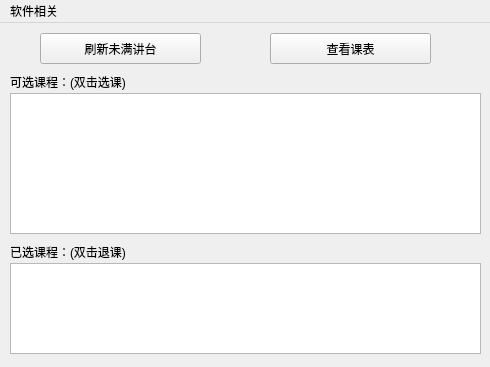
nladuo/ustb_choose_course_system, file pc/controllwindow.ui: the form before one commit.
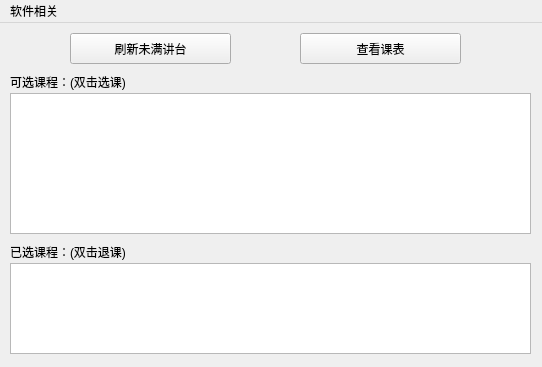
The form after the commit. Icons and pictures are not drawn.

```diff
--- a/pc/controllwindow.ui
+++ b/pc/controllwindow.ui
@@ -6,7 +6,7 @@
    <rect>
     <x>0</x>
     <y>0</y>
-    <width>490</width>
+    <width>542</width>
     <height>367</height>
    </rect>
   </property>
@@ -21,7 +21,7 @@
    <widget class="QPushButton" name="searchClassBtn">
     <property name="geometry">
      <rect>
-      <x>40</x>
+      <x>70</x>
       <y>10</y>
       <width>161</width>
       <height>31</height>
@@ -34,7 +34,7 @@
    <widget class="QPushButton" name="getClassTableBtn">
     <property name="geometry">
      <rect>
-      <x>270</x>
+      <x>300</x>
       <y>10</y>
       <width>161</width>
       <height>31</height>
@@ -75,7 +75,7 @@
      <rect>
       <x>10</x>
       <y>240</y>
-      <width>471</width>
+      <width>521</width>
       <height>91</height>
      </rect>
     </property>
@@ -85,7 +85,7 @@
      <rect>
       <x>10</x>
       <y>70</y>
-      <width>471</width>
+      <width>521</width>
       <height>141</height>
      </rect>
     </property>
@@ -96,7 +96,7 @@
     <rect>
      <x>0</x>
      <y>0</y>
-     <width>490</width>
+     <width>542</width>
      <height>28</height>
     </rect>
    </property>
```
